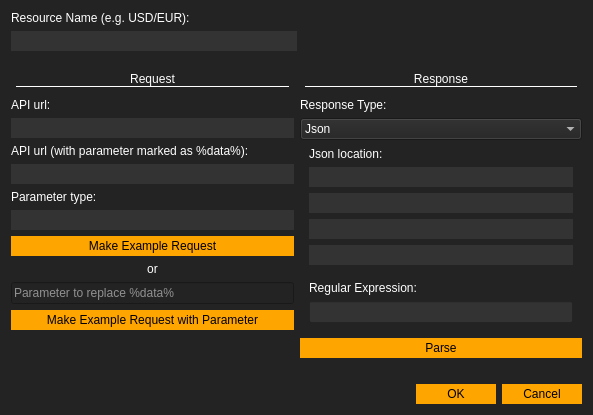
Above: configitem.ui from Acria-Network/Acria-Oracle-Node-Qt before the change. Below: the same form after it.
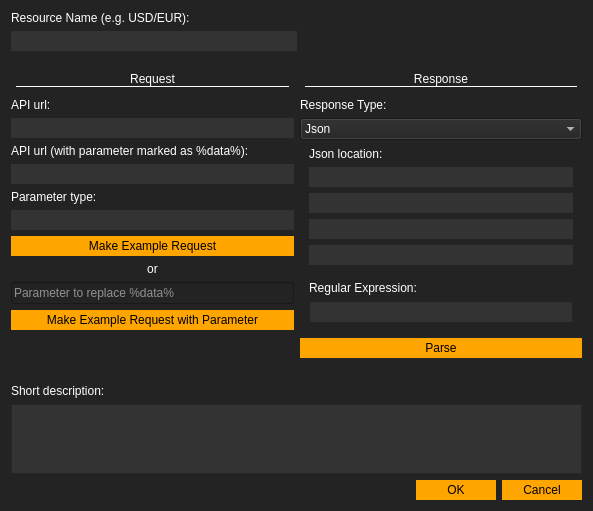
That is the form after the change. Icons and pictures are not drawn.

Diff of the .ui file:
```diff
--- a/configitem.ui
+++ b/configitem.ui
@@ -7,7 +7,7 @@
     <x>0</x>
     <y>0</y>
     <width>593</width>
-    <height>354</height>
+    <height>380</height>
    </rect>
   </property>
   <property name="sizePolicy">
@@ -476,6 +476,20 @@
      </item>
     </layout>
    </item>
+   <item>
+    <widget class="QLabel" name="label_11">
+     <property name="text">
+      <string>Short description:</string>
+     </property>
+    </widget>
+   </item>
+   <item>
+    <widget class="QPlainTextEdit" name="plainTextEdit_description">
+     <property name="styleSheet">
+      <string notr="true">background-color:#333333;</string>
+     </property>
+    </widget>
+   </item>
    <item>
     <spacer name="verticalSpacer">
      <property name="orientation">
```
